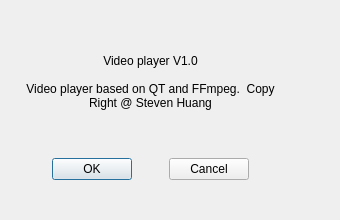
Qt form src/about.ui (StevenHuang2020/VideoPlayer) before a commit.
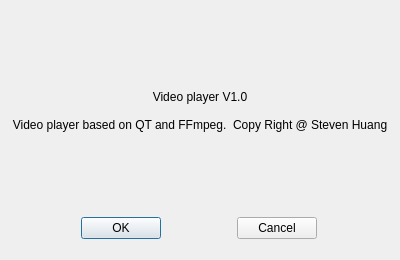
The same form after that commit.

What changed in the file:
```diff
--- a/src/about.ui
+++ b/src/about.ui
@@ -6,8 +6,8 @@
    <rect>
     <x>0</x>
     <y>0</y>
-    <width>340</width>
-    <height>220</height>
+    <width>400</width>
+    <height>260</height>
    </rect>
   </property>
   <property name="sizePolicy">
@@ -16,20 +16,26 @@
     <verstretch>0</verstretch>
    </sizepolicy>
   </property>
+  <property name="minimumSize">
+   <size>
+    <width>400</width>
+    <height>260</height>
+   </size>
+  </property>
+  <property name="maximumSize">
+   <size>
+    <width>400</width>
+    <height>260</height>
+   </size>
+  </property>
   <property name="acceptDrops">
    <bool>false</bool>
   </property>
   <property name="windowTitle">
    <string>About</string>
   </property>
-  <widget class="QWidget" name="layoutWidget">
-   <property name="geometry">
-    <rect>
-     <x>10</x>
-     <y>0</y>
-     <width>281</width>
-     <height>201</height>
-    </rect>
+  <property name="modal">
+   <bool>true</bool>
    </property>
    <layout class="QGridLayout" name="gridLayout" rowstretch="8,1,0">
     <item row="0" column="0" colspan="2">
@@ -100,7 +106,6 @@
      </spacer>
     </item>
    </layout>
-  </widget>
  </widget>
  <layoutdefault spacing="6" margin="11"/>
  <resources/>
```
Lines whose indentation alone changed are shown as unchanged.
